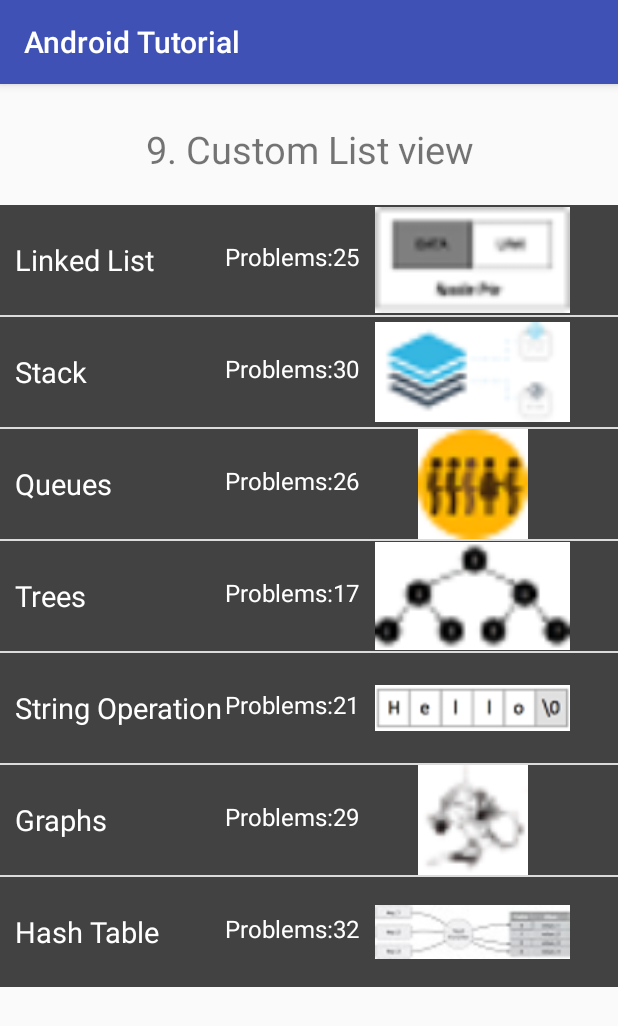
After one commit to Subrato92/Android_Tutorial, an Android app: the Unit09 screen opened directly, with no data from a screen before it, on a phone screen of 412 x 824 dp. The commit adds this screen. Shown: the top 1026 px of the screen. Run offline under Robolectric (Android 15) with nearby library versions, the phone set to English and light mode, and no system bars.

Commit message:
Activity Unit09 Executed Successfully

```diff
--- a/app/src/main/AndroidManifest.xml
+++ b/app/src/main/AndroidManifest.xml
@@ -22,7 +22,8 @@
         <activity android:name=".Unit05" />
         <activity android:name=".Unit06" />
         <activity android:name=".Unit07" />
-        <activity android:name=".Unit08"></activity>
+        <activity android:name=".Unit08" />
+        <activity android:name=".Unit09"></activity>
     </application>
 
 </manifest>
--- /dev/null
+++ b/app/src/main/java/com/example/android/androidtutorial/AlgorithmAdapter.java
@@ -0,0 +1,82 @@
+package com.example.android.androidtutorial;
+
+import android.content.Context;
+import android.support.annotation.NonNull;
+import android.support.annotation.Nullable;
+import android.view.LayoutInflater;
+import android.view.View;
+import android.view.ViewGroup;
+import android.widget.ArrayAdapter;
+import android.widget.ImageView;
+import android.widget.TextView;
+
+import java.util.ArrayList;
+import java.util.List;
+
+/**
+ * Created by subra on 06-04-2017.
+ */
+
+public class AlgorithmAdapter extends ArrayAdapter {
+
+    List list = new ArrayList();
+
+    public AlgorithmAdapter(Context context, int resource) {
+        super(context, resource);
+    }
+
+    static class DataHandler{
+        ImageView image;
+        TextView data_chapter;
+        TextView data_info;
+    }
+
+    @Override
+    public void add(Object object) {
+        list.add(object);
+    }
+
+    @Override
+    public int getCount() {
+        return this.list.size();
+    }
+
+    @Nullable
+    @Override
+    public Object getItem(int position) {
+        return this.list.get(position);
+    }
+
+    @NonNull
+    @Override
+    public View getView(int position, View convertView, ViewGroup parent) {
+
+        View row;
+        row = convertView;
+        DataHandler handler;
+
+        if(convertView == null){
+            //When Row Is Not Available
+            LayoutInflater inflater = (LayoutInflater) this.getContext().getSystemService(Context.LAYOUT_INFLATER_SERVICE);
+            row = inflater.inflate(R.layout.listview_custom_layout02, parent, false);
+
+            handler = new DataHandler();
+            handler.image = (ImageView) row.findViewById(R.id.custom_listview_02_image);
+            handler.data_chapter = (TextView) row.findViewById(R.id.custom_listview_02_topic);
+            handler.data_info = (TextView) row.findViewById(R.id.custom_listview_02_info);
+
+            row.setTag(handler);
+        }
+        else{
+            //When Row not Available
+            handler = (DataHandler) row.getTag();
+        }
+
+        AlgorithmData data = (AlgorithmData) this.getItem(position);
+        handler.image.setImageResource(data.getChapterdata());
+        handler.data_chapter.setText(data.getTopicsData());
+        handler.data_info.setText(data.getInfoData());
+
+        return row;
+    }
+}
--- /dev/null
+++ b/app/src/main/java/com/example/android/androidtutorial/AlgorithmData.java
@@ -0,0 +1,43 @@
+package com.example.android.androidtutorial;
+
+/**
+ * Created by subra on 06-04-2017.
+ */
+
+public class AlgorithmData {
+    private int chapterdata;
+    private String TopicsData;
+    private String InfoData;
+
+    //Constructor
+    public AlgorithmData (int chapterdata, String TopicsData, String InfoData ){
+        this.setChapterdata(chapterdata);
+        this.setTopicsData(TopicsData);
+        this.setInfoData(InfoData);
+    }
+
+    //By Pressing  Alt+Insert >> Getter and Setter
+    public int getChapterdata() {
+        return chapterdata;
+    }
+
+    public void setChapterdata(int chapterdata) {
+        this.chapterdata = chapterdata;
+    }
+
+    public String getTopicsData() {
+        return TopicsData;
+    }
+
+    public void setTopicsData(String topicsData) {
+        TopicsData = topicsData;
+    }
+
+    public String getInfoData() {
+        return InfoData;
+    }
+
+    public void setInfoData(String infoData) {
+        InfoData = infoData;
+    }
+}
--- a/app/src/main/java/com/example/android/androidtutorial/IndexActivity.java
+++ b/app/src/main/java/com/example/android/androidtutorial/IndexActivity.java
@@ -52,6 +52,10 @@ public class IndexActivity extends AppCompatActivity {
                 activity = new Intent(this, Unit08.class);
                 startActivity(activity);
                 break;
+            case "9. Custom List view":
+                activity = new Intent(this, Unit09.class);
+                startActivity(activity);
+                break;
             default:
                 break;
         }
--- /dev/null
+++ b/app/src/main/java/com/example/android/androidtutorial/Unit09.java
@@ -0,0 +1,40 @@
+package com.example.android.androidtutorial;
+
+import android.support.v7.app.AppCompatActivity;
+import android.os.Bundle;
+import android.widget.ListView;
+
+public class Unit09 extends AppCompatActivity {
+
+    //need 3 Arrays for 3 elements in each row
+    int[] Pics = {R.drawable.linkedlist2, R.drawable.stack2
+    , R.drawable.queue2, R.drawable.tree2, R.drawable.string2,
+    R.drawable.graph2 , R.drawable.hash2};
+    String[] Topics;
+    String[] Info;
+
+    ListView listview;
+    AlgorithmAdapter adapter;
+
+    @Override
+    protected void onCreate(Bundle savedInstanceState) {
+        super.onCreate(savedInstanceState);
+        setContentView(R.layout.activity_unit09);
+
+        listview = (ListView) findViewById(R.id.unit09_listview);
+
+        Topics = getResources().getStringArray(R.array.ch09_Chapters);
+        Info = getResources().getStringArray(R.array.ch09_problems);
+
+        adapter = new AlgorithmAdapter(getApplicationContext(), R.layout.listview_custom_layout02);
+        listview.setAdapter(adapter);
+
+        //Now We Need to Create
+        int i = 0;
+        for (String topic: Topics){
+            AlgorithmData Data = new AlgorithmData(Pics[i], topic, Info[i]);
+            adapter.add(Data);
+            i++;
+         }
+    }
+}
--- a/app/src/main/res/drawable/list_selector.xml
+++ b/app/src/main/res/drawable/list_selector.xml
@@ -2,11 +2,11 @@
 <selector xmlns:android="http://schemas.android.com/apk/res/android">
 
     <item
-        android:state_pressed="true"
+        android:state_selected="true"
         android:drawable="@drawable/green01"></item>
 
     <item
-        android:state_selected="true"
+        android:state_pressed="true"
         android:drawable="@drawable/yelow01"></item>
 
 </selector>
--- a/app/src/main/res/layout/activity_index.xml
+++ b/app/src/main/res/layout/activity_index.xml
@@ -66,4 +66,11 @@
         android:text="@string/ch08"
         android:onClick="toCourse"/>
 
+    <Button
+        android:id="@+id/Unit_09"
+        android:layout_width="match_parent"
+        android:layout_height="wrap_content"
+        android:text="@string/ch09"
+        android:onClick="toCourse"/>
+
 </LinearLayout>
--- /dev/null
+++ b/app/src/main/res/layout/activity_unit09.xml
@@ -0,0 +1,27 @@
+<?xml version="1.0" encoding="utf-8"?>
+<RelativeLayout xmlns:android="http://schemas.android.com/apk/res/android"
+    xmlns:tools="http://schemas.android.com/tools"
+    android:id="@+id/activity_unit09"
+    android:layout_width="match_parent"
+    android:layout_height="match_parent"
+    android:paddingTop="@dimen/activity_vertical_margin"
+    tools:context="com.example.android.androidtutorial.Unit09">
+
+    <TextView
+        android:id="@+id/ch09"
+        android:layout_width="match_parent"
+        android:layout_height="wrap_content"
+        android:text="@string/ch09"
+        android:textSize="25sp"
+        android:textAlignment="center"
+        android:paddingTop="10dp"
+        android:paddingBottom="20dp"/>
+
+    <ListView
+        android:id="@+id/unit09_listview"
+        android:layout_width="match_parent"
+        android:layout_height="wrap_content"
+        android:layout_below="@id/ch09">
+    </ListView>
+
+</RelativeLayout>
--- /dev/null
+++ b/app/src/main/res/layout/listview_custom_layout02.xml
@@ -0,0 +1,37 @@
+<?xml version="1.0" encoding="utf-8"?>
+<RelativeLayout xmlns:android="http://schemas.android.com/apk/res/android"
+    android:layout_width="match_parent"
+    android:layout_height="wrap_content"
+    android:background="#424242"
+    android:layout_marginBottom="2dp">
+
+    <TextView
+        android:id="@+id/custom_listview_02_topic"
+        android:layout_width="150dp"
+        android:layout_height="73dp"
+        android:paddingTop="23dp"
+        android:paddingLeft="10dp"
+        android:textSize="19sp"
+        android:textColor="#FFF"
+        android:text="TOPIC" />
+
+    <TextView
+        android:id="@+id/custom_listview_02_info"
+        android:layout_width="100dp"
+        android:layout_height="73dp"
+        android:paddingTop="23dp"
+        android:textColor="#FFF"
+        android:textSize="16sp"
+        android:layout_toEndOf="@id/custom_listview_02_topic"
+        android:layout_toRightOf="@id/custom_listview_02_topic"
+        android:text="Sub-Topic" />
+
+    <ImageView
+        android:id="@+id/custom_listview_02_image"
+        android:layout_width="130dp"
+        android:layout_height="73dp"
+        android:layout_toEndOf="@id/custom_listview_02_info"
+        android:layout_toRightOf="@id/custom_listview_02_info"
+        android:src="@drawable/linkedlist2"/>
+
+</RelativeLayout>
--- a/app/src/main/res/values/strings.xml
+++ b/app/src/main/res/values/strings.xml
@@ -46,4 +46,26 @@
 
     <string name="ch08">8. List View [Defined Layout And Default Adapter]</string>
 
+    <string name="ch09">9. Custom List view</string>
+    <string name="ch09_title"></string>
+    <string-array name="ch09_Chapters">
+        <item>Linked List</item>
+        <item>Stack</item>
+        <item>Queues</item>
+        <item>Trees</item>
+        <item>String Operation</item>
+        <item>Graphs</item>
+        <item>Hash Table</item>
+    </string-array>
+    <string-array name="ch09_problems">
+        <item>Problems:25</item>
+        <item>Problems:30</item>
+        <item>Problems:26</item>
+        <item>Problems:17</item>
+        <item>Problems:21</item>
+        <item>Problems:29</item>
+        <item>Problems:32</item>
+    </string-array>
+
+
 </resources>
```
Also changed, not shown: app/src/main/res/drawable/graph2.png (added), app/src/main/res/drawable/hash2.jpg (added), app/src/main/res/drawable/linkedlist2.png (added), app/src/main/res/drawable/queue2.png (added), app/src/main/res/drawable/stack2.png (added), app/src/main/res/drawable/string2.png (added), app/src/main/res/drawable/tree2.png (added).
